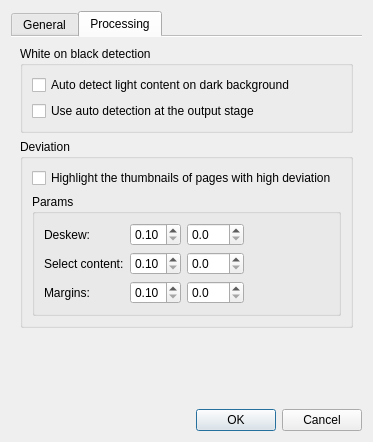
This is src/app/SettingsDialog.ui in 2ndmax/scantailor-ocr as Qt 5 draws it before an edit. The edited form follows.
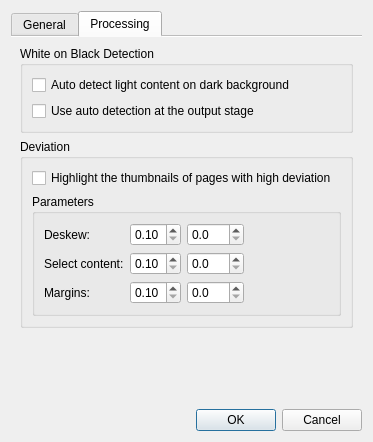
This is the edited form. The open tabs and pages were chosen to show the change.

```diff
--- a/src/app/SettingsDialog.ui
+++ b/src/app/SettingsDialog.ui
@@ -296,7 +296,7 @@
        <item>
         <widget class="QGroupBox" name="groupBox_4">
          <property name="title">
-          <string>White on black detection</string>
+          <string>White on Black Detection</string>
          </property>
          <layout class="QVBoxLayout" name="verticalLayout_6" stretch="0,0">
           <item>
@@ -338,7 +338,7 @@
           <item>
            <widget class="QGroupBox" name="deviationParams">
             <property name="title">
-             <string>Params</string>
+             <string>Parameters</string>
             </property>
             <layout class="QHBoxLayout" name="horizontalLayout_3">
              <item>
```
Left out of the diff: 8 changed lines with no effect on the pictures.
